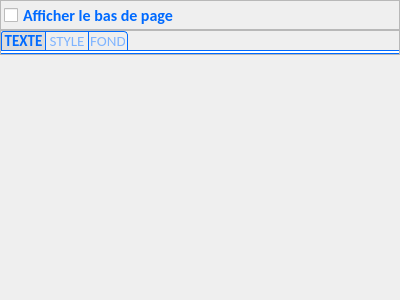
This is PhotosConsigne/ui/Footer.ui in FlorianLance/PhotosConsigne as Qt 5 draws it before an edit. The edited form follows.
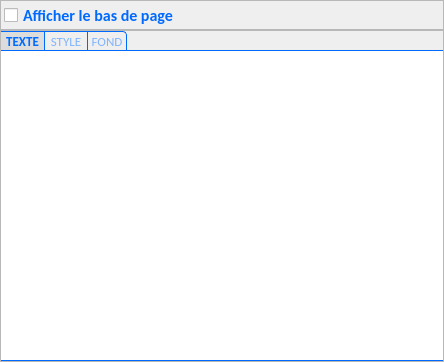
This is the edited form.

```diff
--- a/PhotosConsigne/ui/Footer.ui
+++ b/PhotosConsigne/ui/Footer.ui
@@ -6,8 +6,8 @@
    <rect>
     <x>0</x>
     <y>0</y>
-    <width>400</width>
-    <height>300</height>
+    <width>444</width>
+    <height>362</height>
    </rect>
   </property>
   <property name="windowTitle">
@@ -131,7 +131,7 @@
       <item>
        <widget class="QTabWidget" name="tabFooter">
         <property name="sizePolicy">
-         <sizepolicy hsizetype="Expanding" vsizetype="Minimum">
+         <sizepolicy hsizetype="Expanding" vsizetype="Preferred">
           <horstretch>0</horstretch>
           <verstretch>0</verstretch>
          </sizepolicy>
@@ -150,11 +150,14 @@
         </property>
         <property name="styleSheet">
          <string notr="true">
+/* ################################  TAB BAR*/
 
 QTabWidget::tab-bar {
-    alignment: center;
+    alignment: left;
 }
 
+/* ################################  PANE */
+
 QTabWidget::pane { 
 
 	/* border */
@@ -163,6 +166,7 @@
 	border-right: 0px solid rgb(0,106,255);
 	border-bottom: 1px solid rgb(0,106,255);
 
+
 	/* border radius */
 	border-top-right-radius: 0px;
 	border-top-left-radius: 0px;
@@ -173,6 +177,10 @@
 	background-color:rgb(255, 255, 255)
 }
 
+/* ################################  TAB*/
+
+/* ################ BASE */
+
 QTabBar::tab {
 
 	/* border */
@@ -183,11 +191,6 @@
 	/* border radius */
     border-radius: 0px;
 
-	/* color */
-	background-color: qlineargradient(x1: 0, y1: 0, x2: 0, y2: 1,
-                                       stop: 0 #f6f7fa, stop: 1 #dadbde);
-	color : rgb(0,106,255);
-
 	/* size */
 	height:4ex;
 	min-width:20ex;
@@ -206,7 +209,7 @@
 	color : rgb(127,180,255);
 
 	/* font */
-  	font:  11pt Calibri;
+  	font:  10pt Calibri;
 }
 
 
@@ -217,7 +220,7 @@
     background-color:  rgb(220,220,220);
 
 	/* font */
-	 font: bold 11pt Calibri;
+	 font: bold 10pt Calibri;
 }
 
 
@@ -235,16 +238,15 @@
 }
 
 
-/* ################ ORDER */
-
+/* ################ FIRST / LAST */
 
 QTabBar::tab:first{
 
 	/* border */
-	border-left: 1px solid rgb(0,106,255);
+	border-left: 0px solid rgb(0,106,255);
 
 	/* border radius */
-	border-top-left-radius: 3px;
+	border-top-left-radius: 0px;
 	border-bottom-left-radius: 0px;
 
 }
@@ -269,6 +271,12 @@
          <enum>Qt::ElideLeft</enum>
         </property>
         <widget class="QWidget" name="pageFooterText">
+         <property name="sizePolicy">
+          <sizepolicy hsizetype="Preferred" vsizetype="Expanding">
+           <horstretch>0</horstretch>
+           <verstretch>0</verstretch>
+          </sizepolicy>
+         </property>
          <attribute name="title">
           <string>TEXTE</string>
          </attribute>
@@ -339,19 +347,6 @@
      </layout>
     </widget>
    </item>
-   <item>
-    <spacer name="verticalSpacer">
-     <property name="orientation">
-      <enum>Qt::Vertical</enum>
-     </property>
-     <property name="sizeHint" stdset="0">
-      <size>
-       <width>20</width>
-       <height>222</height>
-      </size>
-     </property>
-    </spacer>
-   </item>
   </layout>
  </widget>
  <resources/>
```
Left out of the diff: 16 changed lines with no effect on the pictures.
